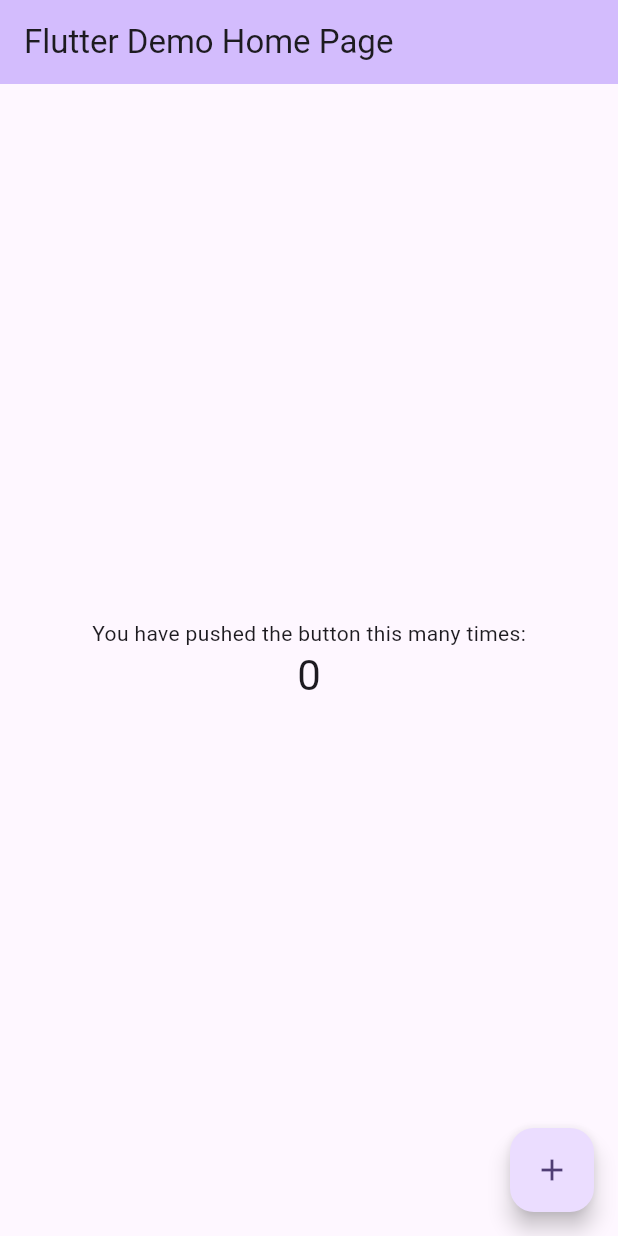
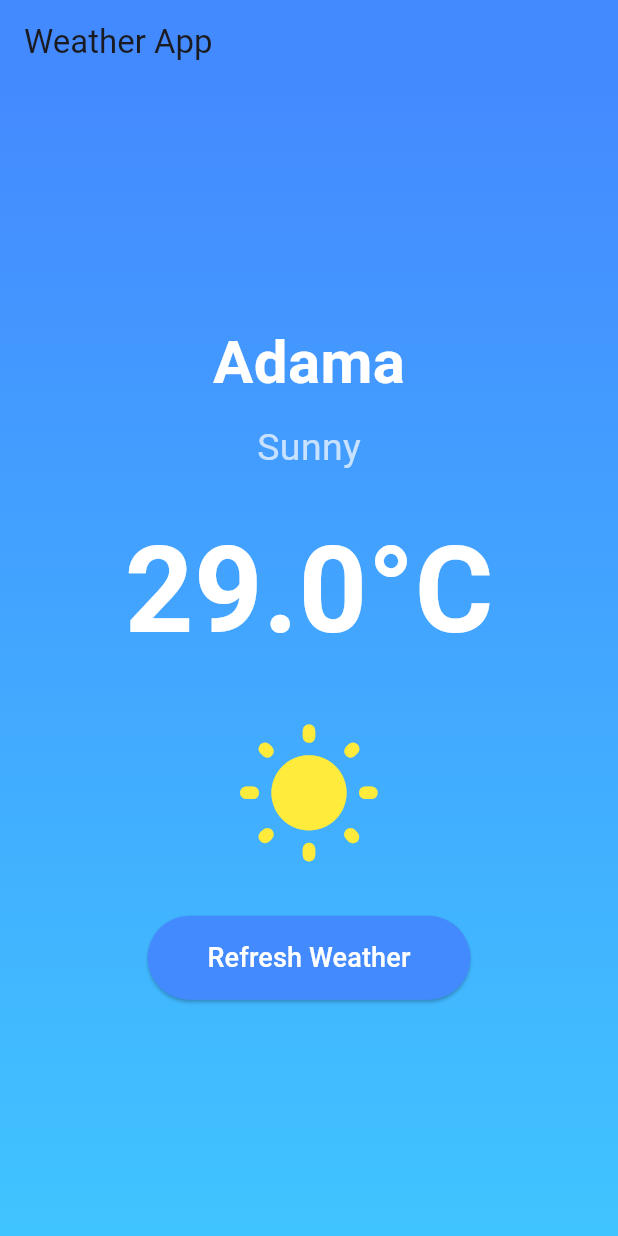
Before and after one commit to natanmuletahunde/UI_WE, a Flutter app: the screen it shows after launch, on a phone screen of 412 x 824 dp. Run offline on Flutter 3.47's test engine with Material 3 defaults, Android fonts, the phone set to English and light mode, and no system bars.

Commit message:
make the weather ui

```diff
--- a/lib/main.dart
+++ b/lib/main.dart
@@ -1,125 +1,120 @@
 import 'package:flutter/material.dart';
 
 void main() {
-  runApp(const MyApp());
+  runApp(const WeatherApp());
 }
 
-class MyApp extends StatelessWidget {
-  const MyApp({super.key});
+class WeatherApp extends StatelessWidget {
+  const WeatherApp({super.key});
 
-  // This widget is the root of your application.
   @override
   Widget build(BuildContext context) {
     return MaterialApp(
-      title: 'Flutter Demo',
+      title: 'Weather App',
       theme: ThemeData(
-        // This is the theme of your application.
-        //
-        // TRY THIS: Try running your application with "flutter run". You'll see
-        // the application has a purple toolbar. Then, without quitting the app,
-        // try changing the seedColor in the colorScheme below to Colors.green
-        // and then invoke "hot reload" (save your changes or press the "hot
-        // reload" button in a Flutter-supported IDE, or press "r" if you used
-        // the command line to start the app).
-        //
-        // Notice that the counter didn't reset back to zero; the application
-        // state is not lost during the reload. To reset the state, use hot
-        // restart instead.
-        //
-        // This works for code too, not just values: Most code changes can be
-        // tested with just a hot reload.
-        colorScheme: ColorScheme.fromSeed(seedColor: Colors.deepPurple),
+        colorScheme: ColorScheme.fromSeed(seedColor: Colors.blueAccent),
         useMaterial3: true,
       ),
-      home: const MyHomePage(title: 'Flutter Demo Home Page'),
+      home: const WeatherHomePage(),
     );
   }
 }
 
-class MyHomePage extends StatefulWidget {
-  const MyHomePage({super.key, required this.title});
-
-  // This widget is the home page of your application. It is stateful, meaning
-  // that it has a State object (defined below) that contains fields that affect
-  // how it looks.
-
-  // This class is the configuration for the state. It holds the values (in this
-  // case the title) provided by the parent (in this case the App widget) and
-  // used by the build method of the State. Fields in a Widget subclass are
-  // always marked "final".
-
-  final String title;
+class WeatherHomePage extends StatefulWidget {
+  const WeatherHomePage({super.key});
 
   @override
-  State<MyHomePage> createState() => _MyHomePageState();
+  State<WeatherHomePage> createState() => _WeatherHomePageState();
 }
 
-class _MyHomePageState extends State<MyHomePage> {
-  int _counter = 0;
-
-  void _incrementCounter() {
-    setState(() {
-      // This call to setState tells the Flutter framework that something has
-      // changed in this State, which causes it to rerun the build method below
-      // so that the display can reflect the updated values. If we changed
-      // _counter without calling setState(), then the build method would not be
-      // called again, and so nothing would appear to happen.
-      _counter++;
-    });
-  }
+class _WeatherHomePageState extends State<WeatherHomePage> {
+  // You can later modify these fields to fetch dynamic data
+  String cityName = "Adama";
+  String weatherCondition = "Sunny";
+  double temperature = 29.0;
 
   @override
   Widget build(BuildContext context) {
-    // This method is rerun every time setState is called, for instance as done
-    // by the _incrementCounter method above.
-    //
-    // The Flutter framework has been optimized to make rerunning build methods
-    // fast, so that you can just rebuild anything that needs updating rather
-    // than having to individually change instances of widgets.
     return Scaffold(
       appBar: AppBar(
-        // TRY THIS: Try changing the color here to a specific color (to
-        // Colors.amber, perhaps?) and trigger a hot reload to see the AppBar
-        // change color while the other colors stay the same.
-        backgroundColor: Theme.of(context).colorScheme.inversePrimary,
-        // Here we take the value from the MyHomePage object that was created by
-        // the App.build method, and use it to set our appbar title.
-        title: Text(widget.title),
+        backgroundColor: Colors.blueAccent,
+        title: const Text('Weather App'),
       ),
-      body: Center(
-        // Center is a layout widget. It takes a single child and positions it
-        // in the middle of the parent.
+      body: Container(
+        decoration: BoxDecoration(
+          gradient: LinearGradient(
+            begin: Alignment.topCenter,
+            end: Alignment.bottomCenter,
+            colors: [Colors.blueAccent, Colors.lightBlueAccent],
+          ),
+        ),
+        child: Center(
           child: Column(
-          // Column is also a layout widget. It takes a list of children and
-          // arranges them vertically. By default, it sizes itself to fit its
-          // children horizontally, and tries to be as tall as its parent.
-          //
-          // Column has various properties to control how it sizes itself and
-          // how it positions its children. Here we use mainAxisAlignment to
-          // center the children vertically; the main axis here is the vertical
-          // axis because Columns are vertical (the cross axis would be
-          // horizontal).
-          //
-          // TRY THIS: Invoke "debug painting" (choose the "Toggle Debug Paint"
-          // action in the IDE, or press "p" in the console), to see the
-          // wireframe for each widget.
             mainAxisAlignment: MainAxisAlignment.center,
             children: <Widget>[
-            const Text(
-              'You have pushed the button this many times:',
+              // City Name
+              Text(
+                cityName,
+                style: const TextStyle(
+                  fontSize: 40,
+                  color: Colors.white,
+                  fontWeight: FontWeight.bold,
                 ),
+              ),
+              const SizedBox(height: 10),
+              // Weather Condition
               Text(
-              '$_counter',
-              style: Theme.of(context).textTheme.headlineMedium,
+                weatherCondition,
+                style: const TextStyle(
+                  fontSize: 25,
+                  color: Colors.white70,
+                ),
+              ),
+              const SizedBox(height: 20),
+              // Temperature Display
+              Text(
+                '${temperature.toStringAsFixed(1)}°C',
+                style: const TextStyle(
+                  fontSize: 80,
+                  color: Colors.white,
+                  fontWeight: FontWeight.bold,
+                ),
+              ),
+              const SizedBox(height: 30),
+              // Weather Icon (Sun, Cloud, Rain, etc.)
+              const Icon(
+                Icons.wb_sunny_rounded, // You can change the icon based on weather condition
+                size: 100,
+                color: Colors.yellow,
+              ),
+              const SizedBox(height: 30),
+              // Refresh Button
+              ElevatedButton(
+                onPressed: () {
+                  // Later, you can add logic to refresh weather data
+                  setState(() {
+                    // Simulate new weather data
+                    temperature = 27.5;
+                    weatherCondition = "Cloudy";
+                    cityName = "Adama";
+                  });
+                },
+                style: ElevatedButton.styleFrom(
+                  padding: const EdgeInsets.symmetric(horizontal: 40, vertical: 15),
+                  backgroundColor: Colors.blueAccent,
+                ),
+                child: const Text(
+                  'Refresh Weather',
+                  style: TextStyle(
+                    fontSize: 18,
+                    color: Colors.white,
+                  ),
+                ),
               ),
             ],
           ),
         ),
-      floatingActionButton: FloatingActionButton(
-        onPressed: _incrementCounter,
-        tooltip: 'Increment',
-        child: const Icon(Icons.add),
-      ), // This trailing comma makes auto-formatting nicer for build methods.
+      ),
     );
   }
 }
```
Lines whose indentation alone changed are shown as unchanged.
